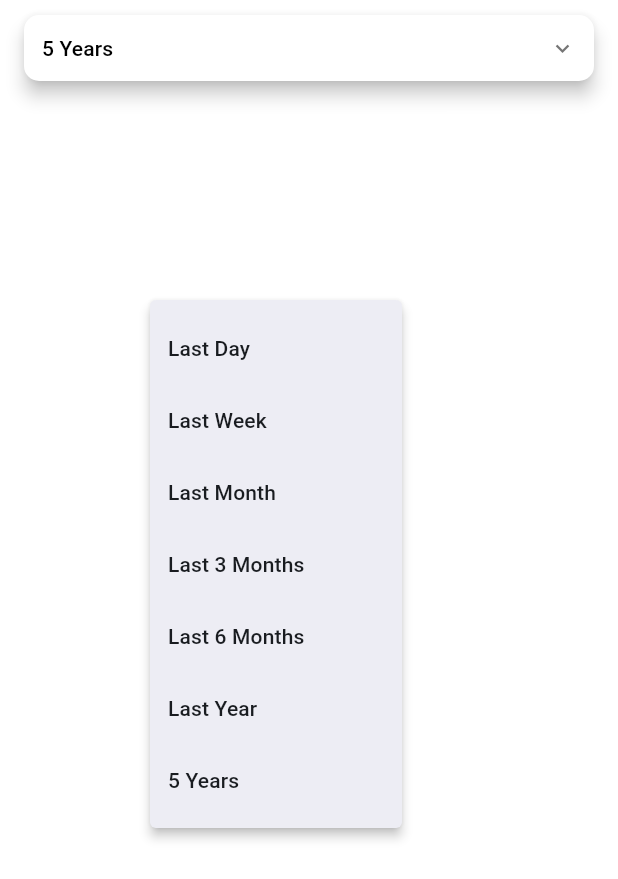
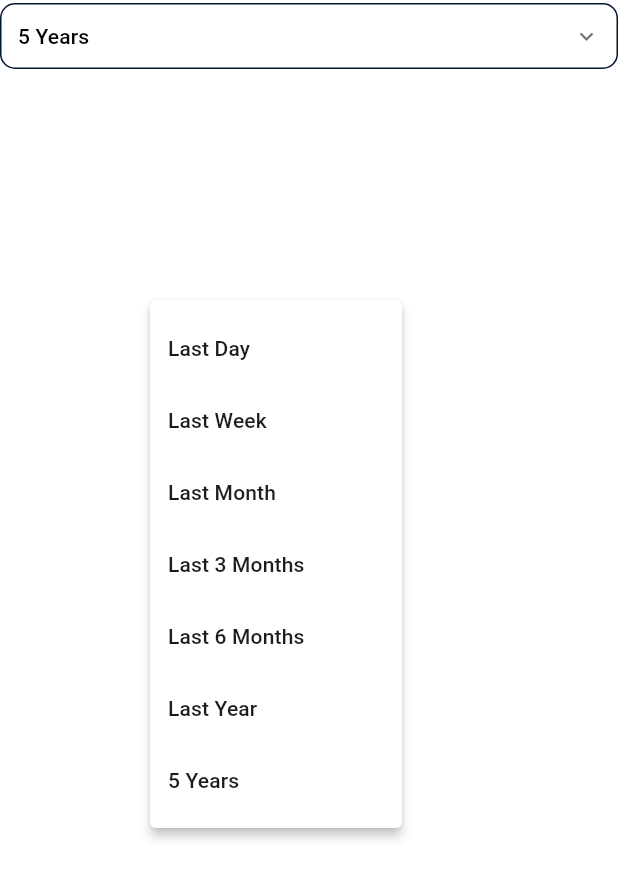
Before and after one commit to RotRot-pi/TrendScope, a Flutter app: the PeriodSelector widget shown alone on an empty page, opened directly, after a tap on "5 Years", on a phone screen of 412 x 824 dp. Shown: the top 879 px of the screen. Run offline on Flutter 3.47's test engine with Material 3 defaults, Android fonts, the phone set to English and light mode, and no system bars; our stand-ins replace dio, flutter_riverpod, freezed_annotation, get_it, logger, retrofit and 2 more; generated files the repository leaves out were written again; network calls fail.

Commit message:
Minor refactor

```diff
--- a/lib/presentation/stock_chart/widgets/period_selector.dart
+++ b/lib/presentation/stock_chart/widgets/period_selector.dart
@@ -1,5 +1,6 @@
 import 'package:flutter/material.dart';
 import 'package:flutter_riverpod/flutter_riverpod.dart';
+import 'package:trendscope/core/colors.dart';
 import 'package:trendscope/presentation/common/helpers/stock_chart_helper.dart';
 import 'package:trendscope/presentation/stock_chart/provider/stock_chart_provider.dart';
 
@@ -14,22 +15,21 @@ class PeriodSelector extends ConsumerWidget {
     // Get valid periods based on the selected time frame
     final validPeriods = StockChartHelpers.getValidPeriods(selectedTimeFrame);
 
-    return Padding(
-      padding: const EdgeInsets.symmetric(
-          horizontal: 16, vertical: 8), // mx-4 mb-4 in Tailwind
-      child: ElevatedButton(
+    return ElevatedButton(
       style: ElevatedButton.styleFrom(
         backgroundColor: Colors.white,
         padding: const EdgeInsets.all(12), // Equivalent to p-2
         shape: RoundedRectangleBorder(
-            borderRadius: BorderRadius.circular(10), // rounded-lg
+          borderRadius: BorderRadius.circular(10),
+          side: const BorderSide(color: primaryColor),
         ),
-          elevation: 5, // Shadow effect
+        elevation: 0, // Shadow effect
       ),
       onPressed: () async {
         // Show a dropdown menu when the button is pressed
         final selected = await showMenu<String>(
           context: context,
+          color: Colors.white,
           position: const RelativeRect.fromLTRB(100, 200, 100, 100),
           items: validPeriods.map((String period) {
             return PopupMenuItem<String>(
@@ -52,7 +52,6 @@ class PeriodSelector extends ConsumerWidget {
               color: Colors.grey[600]), // ChevronDown equivalent
         ],
       ),
-      ),
     );
   }
 }
```
Lines whose indentation alone changed are shown as unchanged.
